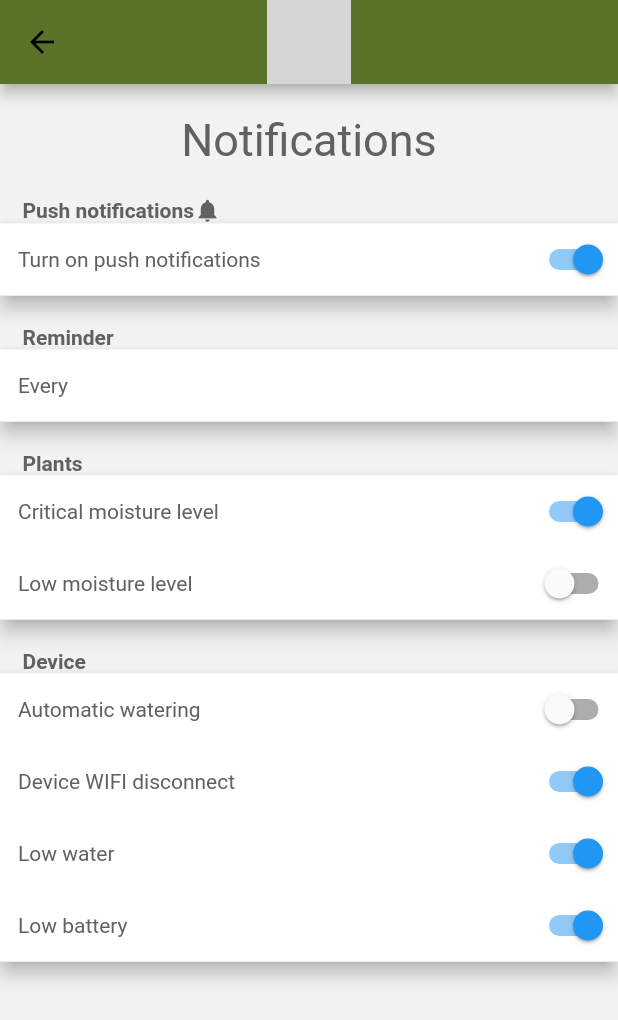
After one commit to nip009/water_plant, a Flutter app: the SettingsScreen screen opened directly, after a tap on "NOTIFICATIONS", on a phone screen of 412 x 824 dp. The commit adds this screen. Shown: the top 1020 px of the screen. Run offline on Flutter 3.47's test engine with Material 2 defaults, Android fonts, the phone set to English and light mode, and no system bars; our stand-ins replace gradient_app_bar; missing offline and left inert: custom_navigator; grey boxes are pictures that could not be loaded.

Commit message:
Make Notifications page in settings

```diff
--- /dev/null
+++ b/lib/src/screens/settings/components/notifications.dart
@@ -0,0 +1,177 @@
+import 'package:flutter/material.dart';
+import 'package:water_plant/constants.dart' as Constants;
+import 'package:water_plant/src/screens/settings/components/widgets/form_card.dart';
+import 'package:water_plant/src/screens/settings/components/widgets/form_title.dart';
+import 'package:water_plant/src/screens/settings/components/widgets/page_title.dart';
+
+class NotificationSettings extends StatefulWidget {
+  @override
+  _NotificationSettingsState createState() => _NotificationSettingsState();
+}
+
+class _NotificationSettingsState extends State<NotificationSettings> {
+  bool _pushNotificationsOn = true;
+  bool _notifyCriticalMoistureLevel = true;
+  bool _notifyLowMoistureLevel = false;
+
+  bool _automaticWatering = false;
+  bool _deviceWifiDisconnect = true;
+  bool _lowWater = true;
+  bool _lowBattery = true;
+  @override
+  Widget build(BuildContext context) {
+    return Scaffold(
+      appBar: AppBar(
+        title: ClipRRect(
+          //borderRadius: BorderRadius.circular(10),
+          child: Container(
+            height: kToolbarHeight,
+            width: kToolbarHeight,
+            child: Image.asset('assets/logo_white_background.png'),
+          ),
+        ),
+        centerTitle: true,
+      ),
+      body: Container(
+        child: SingleChildScrollView(
+          child: Column(
+            children: <Widget>[
+              pageTitle('Notifications'),
+              Row(
+                children: <Widget>[
+                  formTitle('Push notifications'),
+                  Container(
+                    child: Icon(
+                      Icons.notifications,
+                      color: Colors.grey[700],
+                      size: 18,
+                    ),
+                  ),
+                ],
+              ),
+              FormCard(
+                child: Row(
+                  mainAxisAlignment: MainAxisAlignment.spaceBetween,
+                  children: <Widget>[
+                    Text('Turn on push notifications'),
+                    Switch(
+                        value: _pushNotificationsOn,
+                        onChanged: (bool newValue) {
+                          setState(() {
+                            _pushNotificationsOn = newValue;
+                          });
+                        }),
+                  ],
+                ),
+              ),
+              formTitle('Reminder'),
+              FormCard(
+                child: Row(
+                  children: <Widget>[
+                    Text('Every'),
+                    //30 min thingy
+                  ],
+                ),
+              ),
+              formTitle('Plants'),
+              FormCard(
+                height: 96,
+                child: Column(
+                  children: <Widget>[
+                    Row(
+                      mainAxisAlignment: MainAxisAlignment.spaceBetween,
+                      children: <Widget>[
+                        Text('Critical moisture level'),
+                        Switch(
+                            value: _notifyCriticalMoistureLevel,
+                            onChanged: (bool newValue) {
+                              setState(() {
+                                _notifyCriticalMoistureLevel = newValue;
+                              });
+                            }),
+                      ],
+                    ),
+                    Row(
+                      mainAxisAlignment: MainAxisAlignment.spaceBetween,
+                      children: <Widget>[
+                        Text('Low moisture level'),
+                        Switch(
+                            value: _notifyLowMoistureLevel,
+                            onChanged: (bool newValue) {
+                              setState(() {
+                                _notifyLowMoistureLevel = newValue;
+                              });
+                            }),
+                      ],
+                    ),
+                  ],
+                ),
+              ),
+              formTitle('Device'),
+              FormCard(
+                height: 192,
+                child: Column(
+                  mainAxisSize: MainAxisSize.min,
+                  children: <Widget>[
+                    Row(
+                      mainAxisAlignment: MainAxisAlignment.spaceBetween,
+                      children: <Widget>[
+                        Text('Automatic watering'),
+                        Switch(
+                            value: _automaticWatering,
+                            onChanged: (bool newValue) {
+                              setState(() {
+                                _automaticWatering = newValue;
+                              });
+                            }),
+                      ],
+                    ),
+                    Row(
+                      mainAxisAlignment: MainAxisAlignment.spaceBetween,
+                      children: <Widget>[
+                        Text('Device WIFI disconnect'),
+                        Switch(
+                            value: _deviceWifiDisconnect,
+                            onChanged: (bool newValue) {
+                              setState(() {
+                                _deviceWifiDisconnect = newValue;
+                              });
+                            }),
+                      ],
+                    ),
+                    Row(
+                      mainAxisAlignment: MainAxisAlignment.spaceBetween,
+                      children: <Widget>[
+                        Text('Low water'),
+                        Switch(
+                            value: _lowWater,
+                            onChanged: (bool newValue) {
+                              setState(() {
+                                _lowWater = newValue;
+                              });
+                            }),
+                      ],
+                    ),
+                    Row(
+                      mainAxisAlignment: MainAxisAlignment.spaceBetween,
+                      children: <Widget>[
+                        Text('Low battery'),
+                        Switch(
+                            value: _lowBattery,
+                            onChanged: (bool newValue) {
+                              setState(() {
+                                _lowBattery = newValue;
+                              });
+                            }),
+                      ],
+                    ),
+                  ],
+                ),
+              )
+            ],
+          ),
+        ),
+      ),
+    );
+  }
+}
--- /dev/null
+++ b/lib/src/screens/settings/components/widgets/form_card.dart
@@ -0,0 +1,35 @@
+import 'package:flutter/material.dart';
+
+class FormCard extends StatelessWidget {
+  const FormCard({
+    Key key,
+    this.bottomPadding = 20,
+    this.elevation = 5,
+    this.height = 48,
+    @required this.child,
+  }) : super(key: key);
+
+  final Widget child;
+  final double bottomPadding;
+  final double elevation;
+  final double height;
+
+  @override
+  Widget build(BuildContext context) {
+    return Card(
+      margin: EdgeInsets.only(
+        bottom: bottomPadding,
+      ),
+      elevation: elevation,
+      child: Container(
+        width: double.infinity,
+        height: height,
+        padding: EdgeInsets.only(
+          left: 12,
+        ),
+        color: Colors.white,
+        child: child,
+      ),
+    );
+  }
+}
--- /dev/null
+++ b/lib/src/screens/settings/components/widgets/form_title.dart
@@ -0,0 +1,14 @@
+import 'package:flutter/material.dart';
+
+Container formTitle(String text) {
+  return Container(
+    padding: EdgeInsets.only(left: 15),
+    alignment: Alignment.centerLeft,
+    child: Text(
+      text,
+      style: TextStyle(
+        fontWeight: FontWeight.bold,
+      ),
+    ),
+  );
+}
--- /dev/null
+++ b/lib/src/screens/settings/components/widgets/page_title.dart
@@ -0,0 +1,14 @@
+import 'package:flutter/material.dart';
+
+Container pageTitle(String text) {
+  return Container(
+    padding: EdgeInsets.all(20),
+    alignment: Alignment.center,
+    child: Text(
+      text,
+      style: TextStyle(
+        fontSize: 30,
+      ),
+    ),
+  );
+}
--- a/lib/src/screens/settings/settings_screen.dart
+++ b/lib/src/screens/settings/settings_screen.dart
@@ -1,5 +1,7 @@
 import 'package:flutter/material.dart';
 import 'package:water_plant/constants.dart' as Constants;
+import 'package:water_plant/src/screens/settings/components/account.dart';
+import 'package:water_plant/src/screens/settings/components/notifications.dart';
 
 class SettingsScreen extends StatelessWidget {
   @override
@@ -30,18 +32,33 @@ class SettingsScreen extends StatelessWidget {
               ),
             ),
             Expanded(
-              child: ChoiceButton(
-                text: 'ACCOUNT',
+              child: GestureDetector(
+                onTap: () {
+                  Navigator.push(
+                    context,
+                    MaterialPageRoute(
+                      builder: (context) => AccountSettings(),
+                    ),
+                  );
+                },
+                child: ChoiceButton(
+                  text: 'ACCOUNT',
+                ),
               ),
             ),
             Expanded(
-              child: ChoiceButton(
-                text: 'NOTIFICATIONS',
-              ),
-            ),
-            Expanded(
-              child: ChoiceButton(
-                text: 'WIFI',
+              child: GestureDetector(
+                onTap: () {
+                  Navigator.push(
+                    context,
+                    MaterialPageRoute(
+                      builder: (context) => NotificationSettings(),
+                    ),
+                  );
+                },
+                child: ChoiceButton(
+                  text: 'NOTIFICATIONS',
+                ),
               ),
             ),
             Expanded(
@@ -53,30 +70,6 @@ class SettingsScreen extends StatelessWidget {
               child: ChoiceButton(
                 text: 'ABOUT',
               ),
-            ),
-            Spacer(),
-            Expanded(
-              child: Card(
-                color: Colors.white,
-                margin: EdgeInsets.all(10),
-                elevation: 5,
-                child: Container(
-                  decoration: BoxDecoration(
-                    borderRadius: BorderRadius.circular(5),
-                  ),
-                  child: Align(
-                    widthFactor: 3,
-                    alignment: Alignment.center,
-                    child: Text(
-                      "Log out",
-                      style: TextStyle(color: Colors.red, fontSize: 20),
-                    ),
-                  ),
-                ),
-              ),
-            ),
-            SizedBox(
-              height: 20,
             ),
           ],
         ),
--- a/pubspec.yaml
+++ b/pubspec.yaml
@@ -19,6 +19,7 @@ environment:
 dependencies:
   custom_navigator: ^0.2.0
   gradient_app_bar: ^0.0.1
+
   flutter:
     sdk: flutter
 
```
Also changed, not shown: lib/src/screens/settings/components/account.dart (added, +128 -0 lines).
